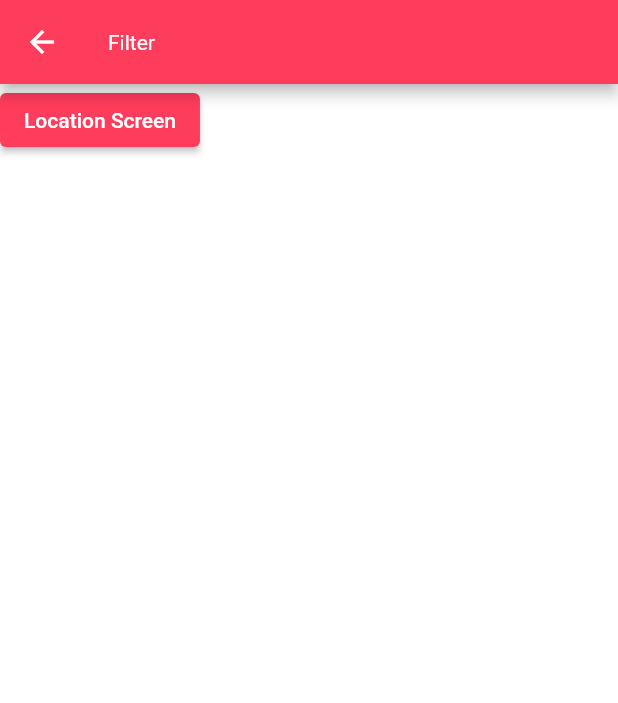
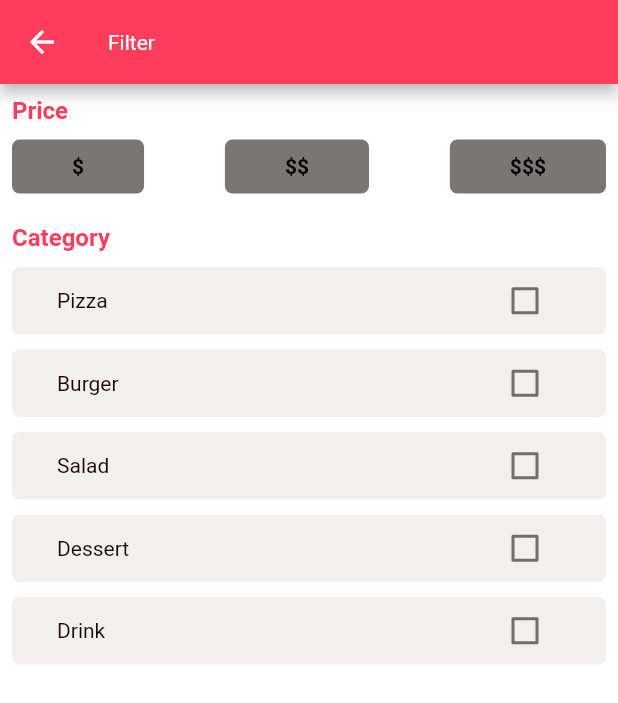
Before and after one commit to rajivgs/food-delivery-app, a Flutter app: the FilterScreen screen opened by its route, on a phone screen of 412 x 824 dp. Shown: the top 703 px of the screen. Run offline on Flutter 3.47's test engine with Material 2 defaults, Android fonts, the phone set to English and light mode, and no system bars; our stand-ins replace bloc, equatable, flutter_bloc, flutter_svg, geolocator, google_maps_flutter; network calls fail; Roboto replaces fonts that are missing (Futura).

Commit message:
filter_implementation

```diff
--- /dev/null
+++ b/lib/model/category/category_filter_model.dart
@@ -0,0 +1,35 @@
+import 'package:equatable/equatable.dart';
+
+import '../model.dart';
+
+class CategoryFilter extends Equatable {
+  final int id;
+  final Category category;
+  final bool value;
+
+  CategoryFilter({
+    required this.id,
+    required this.category,
+    required this.value,
+  });
+
+  CategoryFilter copywith({
+    int? id,
+    Category? category,
+    bool? value,
+  }) {
+    return CategoryFilter(
+      id: id ?? this.id,
+      category: category ?? this.category,
+      value: value ?? this.value,
+    );
+  }
+
+  @override
+  List<Object> get props => [id, category, value];
+
+  static List<CategoryFilter> filters = Category.categories
+      .map((category) =>
+          CategoryFilter(id: category.id, category: category, value: false))
+      .toList();
+}
--- /dev/null
+++ b/lib/model/category/price_filter_model.dart
@@ -0,0 +1,36 @@
+// ignore_for_file: prefer_const_constructors_in_immutables
+
+import 'package:equatable/equatable.dart';
+
+import '../model.dart';
+
+class PriceFilter extends Equatable {
+  final int id;
+  final Price price;
+  final bool value;
+
+  PriceFilter({
+    required this.id,
+    required this.price,
+    required this.value,
+  });
+
+  PriceFilter copywith({
+    int? id,
+    Price? price,
+    bool? value,
+  }) {
+    return PriceFilter(
+      id: id ?? this.id,
+      price: price ?? this.price,
+      value: value ?? this.value,
+    );
+  }
+
+  @override
+  List<Object> get props => [id, price, value];
+
+  static List<PriceFilter> filters = Price.priceList
+      .map((price) => PriceFilter(id: price.id, price: price, value: false))
+      .toList();
+}
--- /dev/null
+++ b/lib/model/category/price_model.dart
@@ -0,0 +1,22 @@
+// ignore_for_file: prefer_const_constructors_in_immutables
+
+import 'package:equatable/equatable.dart';
+
+class Price extends Equatable {
+  final int id;
+  final String price;
+
+  Price({
+    required this.id,
+    required this.price,
+  });
+
+  @override
+  List<Object> get props => [id, price];
+
+  static List<Price> priceList = [
+    Price(id: 1, price: '\$'),
+    Price(id: 2, price: '\$\$'),
+    Price(id: 3, price: '\$\$\$')
+  ];
+}
--- a/lib/model/model.dart
+++ b/lib/model/model.dart
@@ -1,4 +1,7 @@
 export 'category/category_model.dart';
+export 'category/category_filter_model.dart';
+export 'category/price_filter_model.dart';
+export 'category/price_model.dart';
 export 'menu_item/menu_item_model.dart';
 export 'place/place_model.dart';
 export 'place/place_autocomplete_model.dart';
--- a/lib/screens/filter/filter_screen.dart
+++ b/lib/screens/filter/filter_screen.dart
@@ -1,6 +1,10 @@
 // ignore_for_file: prefer_const_constructors
 
 import 'package:flutter/material.dart';
+
+import 'package:food_delivery_app/model/category/price_filter_model.dart';
+
+import '../../model/model.dart';
 
 class FilterScreen extends StatelessWidget {
   static const String routeName = '/filter';
@@ -16,15 +20,104 @@ class FilterScreen extends StatelessWidget {
   @override
   Widget build(BuildContext context) {
     return Scaffold(
-      appBar: AppBar(
-        title: Text("Filter"),
-      ),
-      body: ElevatedButton(
-        child: Text('Location Screen'),
-        onPressed: () {
-          Navigator.pushNamed(context, '/location');
-        },
+      appBar: AppBar(title: Text("Filter")),
+      body: Padding(
+        padding: const EdgeInsets.all(8.0),
+        child: Column(
+          crossAxisAlignment: CrossAxisAlignment.start,
+          children: [
+            Text(
+              "Price",
+              style: Theme.of(context)
+                  .textTheme
+                  .headline4!
+                  .copyWith(color: Theme.of(context).primaryColor),
+            ),
+            CustomPriceFilter(price: Price.priceList),
+            SizedBox(height: 10),
+            Text(
+              "Category",
+              style: Theme.of(context)
+                  .textTheme
+                  .headline4!
+                  .copyWith(color: Theme.of(context).primaryColor),
+            ),
+            CustomCategoryFilter(categories: Category.categories),
+          ],
+        ),
       ),
     );
   }
 }
+
+class CustomPriceFilter extends StatelessWidget {
+  final List<Price> price;
+  const CustomPriceFilter({
+    Key? key,
+    required this.price,
+  }) : super(key: key);
+
+  @override
+  Widget build(BuildContext context) {
+    return Row(
+        mainAxisAlignment: MainAxisAlignment.spaceBetween,
+        children: price
+            .map((price) => InkWell(
+                  onTap: (() {}),
+                  child: Container(
+                    margin: const EdgeInsets.only(top: 10, bottom: 10),
+                    padding: const EdgeInsets.symmetric(
+                        horizontal: 40, vertical: 10),
+                    decoration: BoxDecoration(
+                      color: Color.fromARGB(255, 121, 118, 118),
+                      borderRadius: BorderRadius.circular(5),
+                    ),
+                    child: Text(
+                      price.price,
+                      style: Theme.of(context).textTheme.headline5!.copyWith(
+                          color: Theme.of(context).colorScheme.onBackground),
+                    ),
+                  ),
+                ))
+            .toList());
+  }
+}
+
+class CustomCategoryFilter extends StatelessWidget {
+  final List<Category> categories;
+  const CustomCategoryFilter({Key? key, required this.categories})
+      : super(key: key);
+
+  @override
+  Widget build(BuildContext context) {
+    return ListView.builder(
+        shrinkWrap: true,
+        itemCount: categories.length,
+        itemBuilder: (context, index) {
+          return Container(
+            decoration: BoxDecoration(
+                color: Color.fromARGB(255, 243, 239, 239),
+                borderRadius: BorderRadius.circular(5)),
+            width: double.infinity,
+            margin: const EdgeInsets.only(top: 10),
+            padding: const EdgeInsets.symmetric(horizontal: 30, vertical: 10),
+            child: Row(
+              mainAxisAlignment: MainAxisAlignment.spaceBetween,
+              children: [
+                Text(
+                  categories[index].name,
+                  style: Theme.of(context).textTheme.headline6,
+                ),
+                SizedBox(
+                  height: 25,
+                  child: Checkbox(
+                    value: false,
+                    onChanged: (bool? newValue) {},
+                  ),
+                )
+              ],
+            ),
+          );
+        });
+  }
+}
--- a/lib/widget/food_search_box.dart
+++ b/lib/widget/food_search_box.dart
@@ -46,7 +46,9 @@ class FoodSearchBox extends StatelessWidget {
                 Icons.menu,
                 color: Theme.of(context).primaryColor,
               ),
-              onPressed: () {},
+              onPressed: () {
+                Navigator.pushNamed(context, '/filter');
+              },
             ),
           )
         ],
--- a/lib/widget/widget.dart
+++ b/lib/widget/widget.dart
@@ -6,3 +6,4 @@ export 'food_search_box.dart';
 export 'restaurant_card.dart';
 export 'restaurant_information.dart';
 export 'restaurant_tags.dart';
+export 'custom_app_bar.dart';
```
Also changed, not shown: lib/screens/home/home_screen.dart (+4 -37 lines), lib/widget/custom_app_bar.dart (added, +38 -0 lines).
